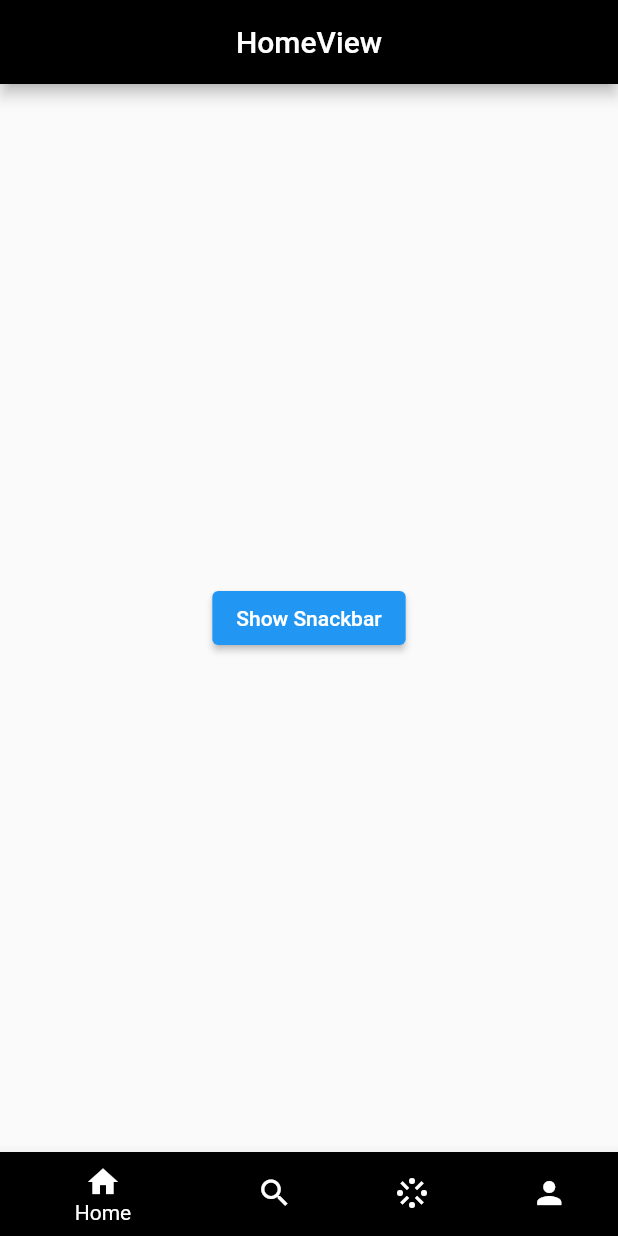
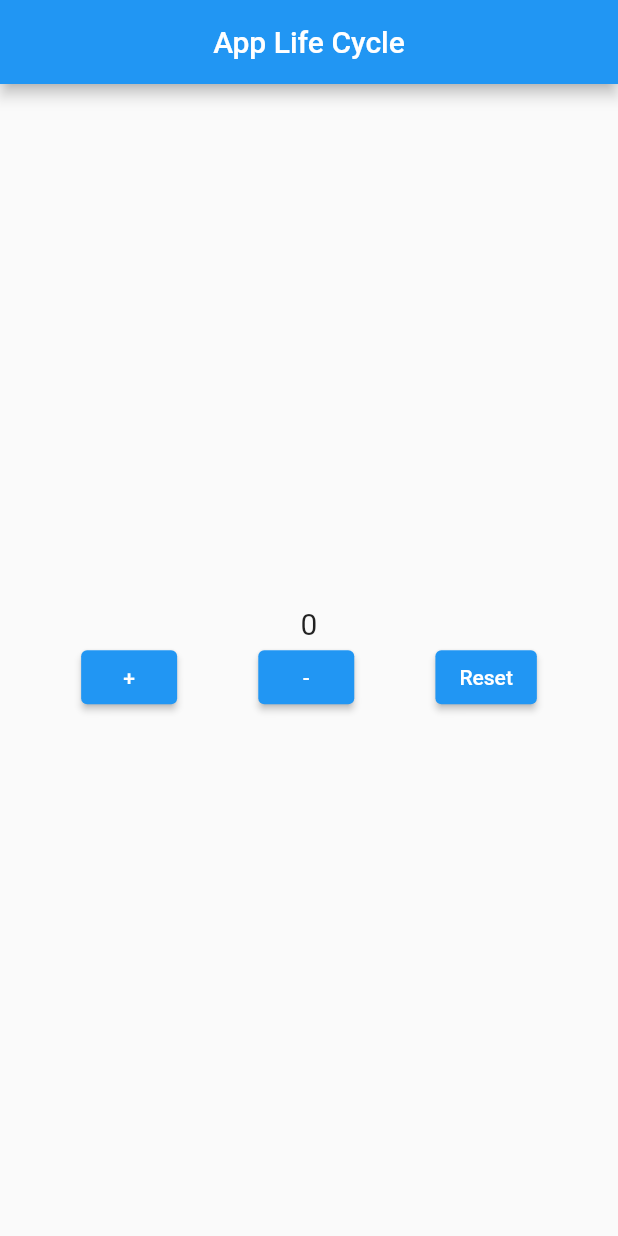
Before and after one commit to achreza/get_prak, a Flutter app: the screen it shows after launch, on a phone screen of 412 x 824 dp. Run offline on Flutter 3.47's test engine with Material 2 defaults, Android fonts, the light colour scheme and no system bars; our stand-ins replace get, hexcolor.

Commit message:
add app lifecycle

```diff
--- /dev/null
+++ b/lib/app/modules/appcycle/views/appcycle_view.dart
@@ -0,0 +1,48 @@
+import 'package:flutter/material.dart';
+
+import 'package:get/get.dart';
+
+import '../controllers/appcycle_controller.dart';
+
+class AppcycleView extends GetView<AppcycleController> {
+  @override
+  Widget build(BuildContext context) {
+    return Scaffold(
+      appBar: AppBar(
+        title: Text('App Life Cycle'),
+        centerTitle: true,
+      ),
+      body: Center(
+        child: Column(
+          mainAxisAlignment: MainAxisAlignment.center,
+          children: [
+            Obx(() => Text(
+                  controller.count.value.toString(),
+                  style: TextStyle(fontSize: 20),
+                )),
+            Row(
+              mainAxisAlignment: MainAxisAlignment.spaceEvenly,
+              children: [
+                ElevatedButton(
+                    onPressed: () {
+                      controller.increment();
+                    },
+                    child: Text("+")),
+                ElevatedButton(
+                    onPressed: () {
+                      controller.decrement();
+                    },
+                    child: Text("-")),
+                ElevatedButton(
+                    onPressed: () {
+                      controller.reset();
+                    },
+                    child: Text("Reset")),
+              ],
+            )
+          ],
+        ),
+      ),
+    );
+  }
+}
--- a/lib/app/routes/app_routes.dart
+++ b/lib/app/routes/app_routes.dart
@@ -5,8 +5,10 @@ abstract class Routes {
   Routes._();
 
   static const HOME = _Paths.HOME;
+  static const APPCYCLE = _Paths.APPCYCLE;
 }
 
 abstract class _Paths {
   static const HOME = '/home';
+  static const APPCYCLE = '/appcycle';
 }
--- a/lib/main.dart
+++ b/lib/main.dart
@@ -1,11 +1,13 @@
 import 'package:flutter/material.dart';
 
 import 'package:get/get.dart';
+import 'package:get_prak/app/modules/appcycle/controllers/appcycle_controller.dart';
 
 import 'app/routes/app_pages.dart';
 
 void main() async {
   WidgetsFlutterBinding.ensureInitialized();
+  Get.put(AppcycleController());
 
   runApp(
     GetMaterialApp(
```
Also changed, not shown: lib/app/modules/appcycle/bindings/appcycle_binding.dart (added, +12 -0 lines), lib/app/modules/appcycle/controllers/appcycle_controller.dart (added, +53 -0 lines), lib/app/routes/app_pages.dart (+8 -1 lines).
